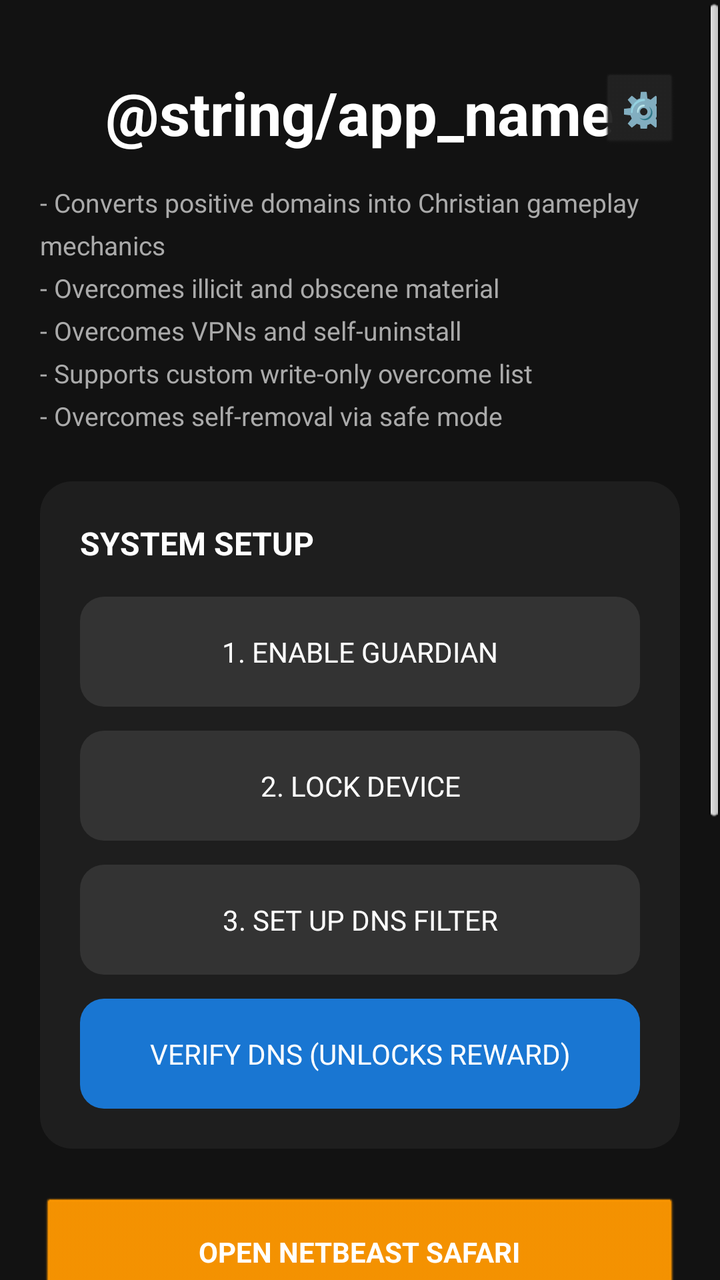
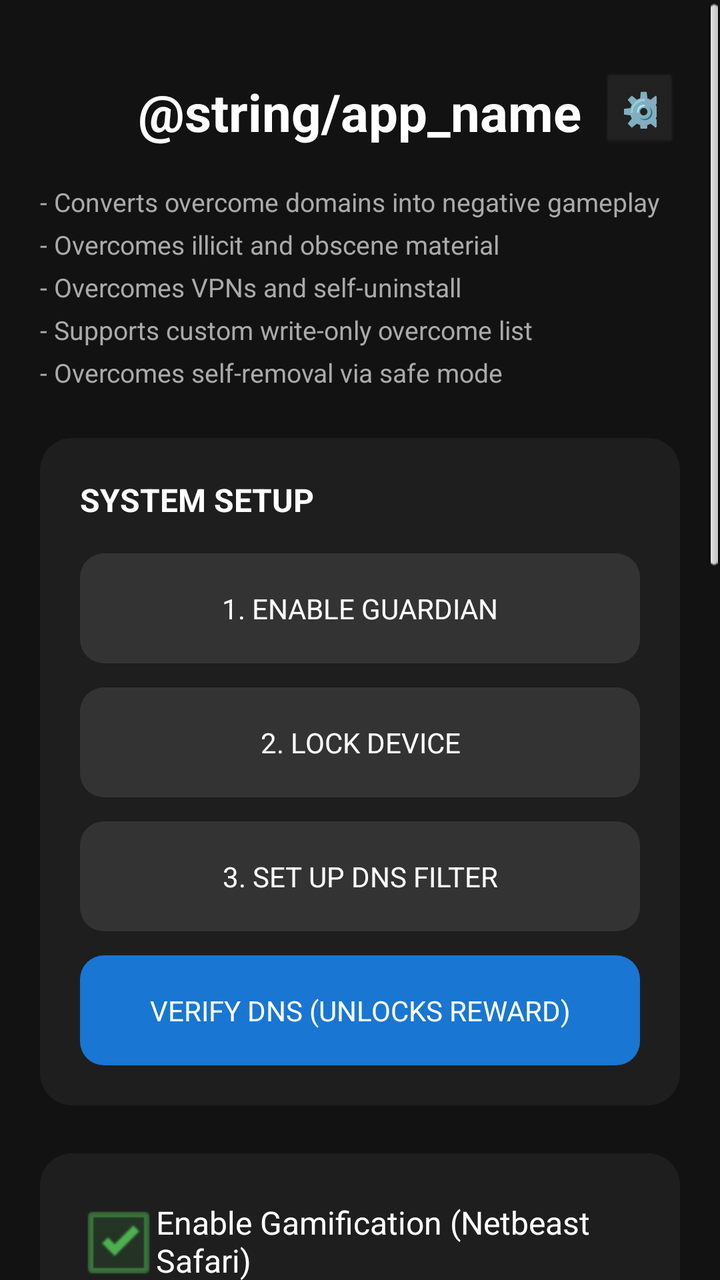

An Android layout rendered at two revisions. The XML below is the earlier revision; the diff shows what the commit changed to produce the second picture.
<!-- AndroidManifest.xml: application theme android:Theme.NoTitleBar -->
<!-- res/layout/activity_main.xml -->
<?xml version="1.0" encoding="utf-8"?>
<ScrollView xmlns:android="http://schemas.android.com/apk/res/android" android:layout_width="match_parent" android:layout_height="match_parent" android:background="#121212">
    <LinearLayout android:orientation="vertical" android:padding="20dp" android:gravity="center_horizontal" android:layout_width="match_parent" android:layout_height="wrap_content">
        
        
        <RelativeLayout android:layout_width="match_parent" android:layout_height="wrap_content" android:layout_marginTop="16dp" android:layout_marginBottom="16dp">
            <TextView android:layout_width="wrap_content" android:layout_height="wrap_content" android:text="@string/app_name" android:textColor="#FFFFFF" android:textSize="30sp" android:textStyle="bold" android:layout_centerInParent="true"/>
            <Button android:id="@+id/btnSettings" android:layout_width="40dp" android:layout_height="40dp" android:text="⚙️" android:textSize="18sp" android:backgroundTint="#222" android:textColor="#FFF" android:layout_alignParentEnd="true" android:layout_centerVertical="true"/>
        </RelativeLayout>

        <TextView android:layout_width="match_parent" android:layout_height="wrap_content"
            android:text="- Converts positive domains into Christian gameplay mechanics\n- Overcomes illicit and obscene material\n- Overcomes VPNs and self-uninstall\n- Supports custom write-only overcome list\n- Overcomes self-removal via safe mode"
            android:textColor="#AAAAAA" android:textSize="13sp" android:layout_marginBottom="24dp" android:lineSpacingExtra="6dp"/>

        <LinearLayout android:id="@+id/llOnboarding" android:layout_width="match_parent" android:layout_height="wrap_content" android:orientation="vertical" android:background="@drawable/bg_card" android:padding="20dp" android:layout_marginBottom="24dp">
            <TextView android:layout_width="wrap_content" android:layout_height="wrap_content" android:text="SYSTEM SETUP" android:textColor="#FFFFFF" android:textSize="16sp" android:textStyle="bold" android:layout_marginBottom="16dp"/>
            <Button android:id="@+id/btnStep1" android:layout_width="match_parent" android:layout_height="55dp" android:text="1. ENABLE GUARDIAN" android:background="@drawable/bg_btn_standard" android:textColor="#FFFFFF" android:layout_marginBottom="12dp" android:elevation="0dp"/>
            <Button android:id="@+id/btnStep2" android:layout_width="match_parent" android:layout_height="55dp" android:text="2. LOCK DEVICE" android:background="@drawable/bg_btn_standard" android:textColor="#FFFFFF" android:layout_marginBottom="12dp" android:elevation="0dp"/>
            <Button android:id="@+id/btnStep3" android:layout_width="match_parent" android:layout_height="55dp" android:text="3. SET UP DNS FILTER" android:background="@drawable/bg_btn_standard" android:textColor="#FFFFFF" android:layout_marginBottom="12dp" android:elevation="0dp"/>
            <Button android:id="@+id/btnTestFilter" android:layout_width="match_parent" android:layout_height="55dp" android:text="VERIFY DNS (UNLOCKS REWARD)" android:background="@drawable/bg_btn_accent" android:textColor="#FFFFFF" android:elevation="0dp"/>
        </LinearLayout>

        <Button android:id="@+id/btnGame" android:layout_width="match_parent" android:layout_height="60dp" android:text="OPEN NETBEAST SAFARI" android:backgroundTint="#FF9800" android:textColor="#FFFFFF" android:textStyle="bold" android:layout_marginBottom="24dp"/>

        <LinearLayout android:layout_width="match_parent" android:layout_height="wrap_content" android:orientation="vertical" android:background="@drawable/bg_card" android:padding="20dp" android:layout_marginBottom="32dp">
            <TextView android:layout_width="match_parent" android:layout_height="wrap_content" android:text="CUSTOM OVERCOME LIST (Write Only)" android:textColor="#FFFFFF" android:textSize="14sp" android:textStyle="bold" android:layout_marginBottom="12dp"/>
            <LinearLayout android:layout_width="match_parent" android:layout_height="wrap_content" android:orientation="horizontal">
                <EditText android:id="@+id/etCustomBlock" android:layout_width="0dp" android:layout_weight="1" android:layout_height="50dp" android:background="@drawable/bg_btn_standard" android:textColor="#FFFFFF" android:hint="e.g. youtube" android:textColorHint="#777" android:paddingHorizontal="16dp" android:layout_marginEnd="8dp"/>
                <Button android:id="@+id/btnAddBlock" android:layout_width="wrap_content" android:layout_height="50dp" android:text="OVERCOME" android:background="@drawable/bg_btn_warning" android:textColor="#FFF" android:elevation="0dp"/>
            </LinearLayout>
        </LinearLayout>

        <Button android:id="@+id/btnDebugReset" android:layout_width="match_parent" android:layout_height="50dp" android:text="DEBUG: RESET SAVE FILE" android:backgroundTint="#7B1FA2" android:textColor="#FFFFFF" android:layout_marginBottom="12dp"/>
        <Button android:id="@+id/btnDebugUninstall" android:layout_width="match_parent" android:layout_height="50dp" android:text="DEBUG: KILL &amp; UNINSTALL" android:backgroundTint="#333333" android:textColor="#FFCDD2" android:layout_marginBottom="32dp"/>
    </LinearLayout>
</ScrollView>
<!-- resources referenced by this layout -->
<resources>
  <!-- drawable bg_btn_accent (drawable) -->
  <?xml version="1.0" encoding="utf-8"?>
  <shape xmlns:android="http://schemas.android.com/apk/res/android">
      <solid android:color="#1976D2" />
      <corners android:radius="12dp" />
  </shape>
  <!-- drawable bg_btn_standard (drawable) -->
  <?xml version="1.0" encoding="utf-8"?>
  <shape xmlns:android="http://schemas.android.com/apk/res/android">
      <solid android:color="#333333" />
      <corners android:radius="12dp" />
  </shape>
  <!-- drawable bg_btn_warning (drawable) -->
  <?xml version="1.0" encoding="utf-8"?>
  <shape xmlns:android="http://schemas.android.com/apk/res/android">
      <solid android:color="#D32F2F" />
      <corners android:radius="12dp" />
  </shape>
  <!-- drawable bg_card (drawable) -->
  <?xml version="1.0" encoding="utf-8"?>
  <shape xmlns:android="http://schemas.android.com/apk/res/android">
      <solid android:color="#1E1E1E" />
      <corners android:radius="16dp" />
  </shape>
</resources>

<!-- the commit's change to res/layout/activity_main.xml (unified diff, before → after) -->
@@ -1,17 +1,21 @@
 <?xml version="1.0" encoding="utf-8"?>
-<ScrollView xmlns:android="http://schemas.android.com/apk/res/android" android:layout_width="match_parent" android:layout_height="match_parent" android:background="#121212">
-    <LinearLayout android:orientation="vertical" android:padding="20dp" android:gravity="center_horizontal" android:layout_width="match_parent" android:layout_height="wrap_content">
-        
+<ScrollView xmlns:android="http://schemas.android.com/apk/res/android"
+    android:layout_width="match_parent" android:layout_height="match_parent"
+    android:background="#121212">
+    <LinearLayout android:orientation="vertical" android:padding="20dp" android:gravity="center_horizontal"
+        android:layout_width="match_parent" android:layout_height="wrap_content">
+
         
         <RelativeLayout android:layout_width="match_parent" android:layout_height="wrap_content" android:layout_marginTop="16dp" android:layout_marginBottom="16dp">
-            <TextView android:layout_width="wrap_content" android:layout_height="wrap_content" android:text="@string/app_name" android:textColor="#FFFFFF" android:textSize="30sp" android:textStyle="bold" android:layout_centerInParent="true"/>
+            <TextView android:layout_width="wrap_content" android:layout_height="wrap_content" android:text="@string/app_name" android:textColor="#FFFFFF" android:textSize="26sp" android:textStyle="bold" android:layout_centerInParent="true"/>
             <Button android:id="@+id/btnSettings" android:layout_width="40dp" android:layout_height="40dp" android:text="⚙️" android:textSize="18sp" android:backgroundTint="#222" android:textColor="#FFF" android:layout_alignParentEnd="true" android:layout_centerVertical="true"/>
         </RelativeLayout>
 
         <TextView android:layout_width="match_parent" android:layout_height="wrap_content"
-            android:text="- Converts positive domains into Christian gameplay mechanics\n- Overcomes illicit and obscene material\n- Overcomes VPNs and self-uninstall\n- Supports custom write-only overcome list\n- Overcomes self-removal via safe mode"
+            android:text="- Converts overcome domains into negative gameplay\n- Overcomes illicit and obscene material\n- Overcomes VPNs and self-uninstall\n- Supports custom write-only overcome list\n- Overcomes self-removal via safe mode"
             android:textColor="#AAAAAA" android:textSize="13sp" android:layout_marginBottom="24dp" android:lineSpacingExtra="6dp"/>
 
+        
         <LinearLayout android:id="@+id/llOnboarding" android:layout_width="match_parent" android:layout_height="wrap_content" android:orientation="vertical" android:background="@drawable/bg_card" android:padding="20dp" android:layout_marginBottom="24dp">
             <TextView android:layout_width="wrap_content" android:layout_height="wrap_content" android:text="SYSTEM SETUP" android:textColor="#FFFFFF" android:textSize="16sp" android:textStyle="bold" android:layout_marginBottom="16dp"/>
             <Button android:id="@+id/btnStep1" android:layout_width="match_parent" android:layout_height="55dp" android:text="1. ENABLE GUARDIAN" android:background="@drawable/bg_btn_standard" android:textColor="#FFFFFF" android:layout_marginBottom="12dp" android:elevation="0dp"/>
@@ -20,17 +24,38 @@
             <Button android:id="@+id/btnTestFilter" android:layout_width="match_parent" android:layout_height="55dp" android:text="VERIFY DNS (UNLOCKS REWARD)" android:background="@drawable/bg_btn_accent" android:textColor="#FFFFFF" android:elevation="0dp"/>
         </LinearLayout>
 
-        <Button android:id="@+id/btnGame" android:layout_width="match_parent" android:layout_height="60dp" android:text="OPEN NETBEAST SAFARI" android:backgroundTint="#FF9800" android:textColor="#FFFFFF" android:textStyle="bold" android:layout_marginBottom="24dp"/>
+        
+        <LinearLayout android:layout_width="match_parent" android:layout_height="wrap_content" android:orientation="vertical" android:background="@drawable/bg_card" android:padding="20dp" android:layout_marginBottom="24dp">
+            <CheckBox android:id="@+id/cbGamification" android:layout_width="match_parent" android:layout_height="wrap_content" android:text="Enable Gamification (Netbeast Safari)" android:textColor="#FFFFFF" android:buttonTint="#4CAF50" android:layout_marginBottom="16dp" android:checked="true"/>
+            <Button android:id="@+id/btnGame" android:layout_width="match_parent" android:layout_height="60dp" android:text="OPEN NETBEAST SAFARI" android:background="@drawable/bg_btn_accent" android:backgroundTint="#FF9800" android:textColor="#FFFFFF" android:textStyle="bold"/>
+        </LinearLayout>
 
-        <LinearLayout android:layout_width="match_parent" android:layout_height="wrap_content" android:orientation="vertical" android:background="@drawable/bg_card" android:padding="20dp" android:layout_marginBottom="32dp">
-            <TextView android:layout_width="match_parent" android:layout_height="wrap_content" android:text="CUSTOM OVERCOME LIST (Write Only)" android:textColor="#FFFFFF" android:textSize="14sp" android:textStyle="bold" android:layout_marginBottom="12dp"/>
+        
+        <LinearLayout android:layout_width="match_parent" android:layout_height="wrap_content" android:orientation="vertical" android:background="@drawable/bg_card" android:padding="20dp" android:layout_marginBottom="16dp">
+            <TextView android:layout_width="match_parent" android:layout_height="wrap_content" android:text="OVERCOME WEBSITES (Write Only)" android:textColor="#FFFFFF" android:textSize="14sp" android:textStyle="bold" android:layout_marginBottom="12dp"/>
             <LinearLayout android:layout_width="match_parent" android:layout_height="wrap_content" android:orientation="horizontal">
-                <EditText android:id="@+id/etCustomBlock" android:layout_width="0dp" android:layout_weight="1" android:layout_height="50dp" android:background="@drawable/bg_btn_standard" android:textColor="#FFFFFF" android:hint="e.g. youtube" android:textColorHint="#777" android:paddingHorizontal="16dp" android:layout_marginEnd="8dp"/>
-                <Button android:id="@+id/btnAddBlock" android:layout_width="wrap_content" android:layout_height="50dp" android:text="OVERCOME" android:background="@drawable/bg_btn_warning" android:textColor="#FFF" android:elevation="0dp"/>
+                <EditText android:id="@+id/etCustomWeb" android:layout_width="0dp" android:layout_weight="1" android:layout_height="50dp" android:background="@drawable/bg_btn_standard" android:textColor="#FFFFFF" android:hint="e.g. youtube.com" android:textColorHint="#777" android:paddingHorizontal="16dp" android:layout_marginEnd="8dp"/>
+                <Button android:id="@+id/btnAddWeb" android:layout_width="wrap_content" android:layout_height="50dp" android:text="OVERCOME" android:background="@drawable/bg_btn_warning" android:textColor="#FFF"/>
             </LinearLayout>
         </LinearLayout>
 
-        <Button android:id="@+id/btnDebugReset" android:layout_width="match_parent" android:layout_height="50dp" android:text="DEBUG: RESET SAVE FILE" android:backgroundTint="#7B1FA2" android:textColor="#FFFFFF" android:layout_marginBottom="12dp"/>
-        <Button android:id="@+id/btnDebugUninstall" android:layout_width="match_parent" android:layout_height="50dp" android:text="DEBUG: KILL &amp; UNINSTALL" android:backgroundTint="#333333" android:textColor="#FFCDD2" android:layout_marginBottom="32dp"/>
+        
+        <LinearLayout android:layout_width="match_parent" android:layout_height="wrap_content" android:orientation="vertical" android:background="@drawable/bg_card" android:padding="20dp" android:layout_marginBottom="32dp">
+            <TextView android:layout_width="match_parent" android:layout_height="wrap_content" android:text="OVERCOME APPS (Write Only)" android:textColor="#FFFFFF" android:textSize="14sp" android:textStyle="bold" android:layout_marginBottom="12dp"/>
+            <LinearLayout android:layout_width="match_parent" android:layout_height="wrap_content" android:orientation="horizontal">
+                <Spinner android:id="@+id/spinApps" android:layout_width="0dp" android:layout_weight="1" android:layout_height="50dp" android:background="#EEEEEE" android:layout_marginEnd="8dp"/>
+                <Button android:id="@+id/btnAddApp" android:layout_width="wrap_content" android:layout_height="50dp" android:text="OVERCOME" android:background="@drawable/bg_btn_warning" android:textColor="#FFF"/>
+            </LinearLayout>
+        </LinearLayout>
+
+        
+        <LinearLayout android:layout_width="match_parent" android:layout_height="wrap_content" android:orientation="vertical" android:background="@drawable/bg_card" android:padding="20dp" android:layout_marginBottom="32dp">
+            <TextView android:layout_width="match_parent" android:layout_height="wrap_content" android:text="--- DEVELOPER DEBUG TOOLS ---" android:textColor="#FF5252" android:textAlignment="center" android:textSize="14sp" android:textStyle="bold" android:layout_marginBottom="16dp"/>
+            <Button android:id="@+id/btnDebugChecklist" android:layout_width="match_parent" android:layout_height="45dp" android:text="PRODUCTION REMOVAL CHECKLIST" android:backgroundTint="#2196F3" android:textColor="#FFF" android:layout_marginBottom="8dp"/>
+            <Button android:id="@+id/btnDebugApi" android:layout_width="match_parent" android:layout_height="45dp" android:text="VIEW RAW API DATA (GEO/WEATHER)" android:backgroundTint="#009688" android:textColor="#FFF" android:layout_marginBottom="8dp"/>
+            <Button android:id="@+id/btnDebugSpawns" android:layout_width="match_parent" android:layout_height="45dp" android:text="VIEW SPAWN INTELLIGENCE (HABITS)" android:backgroundTint="#3F51B5" android:textColor="#FFF" android:layout_marginBottom="8dp"/>
+            <Button android:id="@+id/btnDebugReset" android:layout_width="match_parent" android:layout_height="45dp" android:text="WIPE SAVE FILES" android:backgroundTint="#7B1FA2" android:textColor="#FFF" android:layout_marginBottom="8dp"/>
+            <Button android:id="@+id/btnDebugUninstall" android:layout_width="match_parent" android:layout_height="45dp" android:text="KILL &amp; UNINSTALL APP" android:backgroundTint="#D32F2F" android:textColor="#FFF"/>
+        </LinearLayout>
     </LinearLayout>
 </ScrollView>
